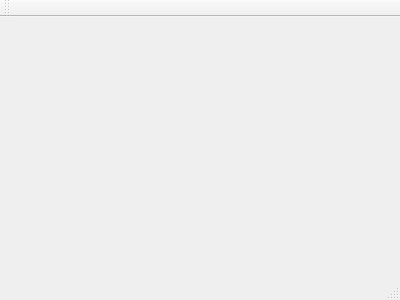
The window that mqt/MqtCluster/clustermainwindow.ui (zsteva/backup-minos2) describes before a commit, drawn with Qt 5.
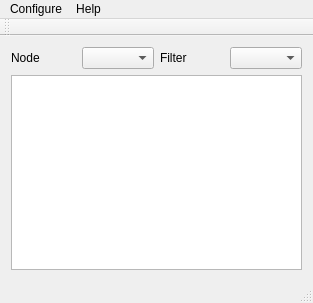
The same window after the commit.

What changed in the file:
```diff
--- a/mqt/MqtCluster/clustermainwindow.ui
+++ b/mqt/MqtCluster/clustermainwindow.ui
@@ -1,24 +1,85 @@
 <ui version="4.0">
  <class>ClusterMainWindow</class>
- <widget class="QMainWindow" name="ClusterMainWindow" >
-  <property name="geometry" >
+ <widget class="QMainWindow" name="ClusterMainWindow">
+  <property name="geometry">
    <rect>
     <x>0</x>
     <y>0</y>
-    <width>400</width>
-    <height>300</height>
+    <width>313</width>
+    <height>303</height>
    </rect>
   </property>
   <property name="windowTitle" >
    <string>ClusterMainWindow</string>
   </property>
-  <widget class="QMenuBar" name="menuBar" />
-  <widget class="QToolBar" name="mainToolBar" />
-  <widget class="QWidget" name="centralWidget" />
-  <widget class="QStatusBar" name="statusBar" />
+  <widget class="QWidget" name="centralWidget">
+   <layout class="QVBoxLayout" name="verticalLayout_2">
+    <item>
+     <layout class="QVBoxLayout" name="verticalLayout">
+      <item>
+       <layout class="QHBoxLayout" name="horizontalLayout">
+        <item>
+         <widget class="QLabel" name="label">
+          <property name="text">
+           <string>Node</string>
+          </property>
+         </widget>
+        </item>
+        <item>
+         <widget class="QComboBox" name="nodeSel"/>
+        </item>
+        <item>
+         <widget class="QLabel" name="label_2">
+          <property name="text">
+           <string>Filter</string>
+          </property>
+         </widget>
+        </item>
+        <item>
+         <widget class="QComboBox" name="filterSel"/>
+        </item>
+       </layout>
+      </item>
+      <item>
+       <widget class="QColumnView" name="columnView"/>
+      </item>
+     </layout>
+    </item>
+   </layout>
+  </widget>
+  <widget class="QMenuBar" name="menuBar">
+   <property name="geometry">
+    <rect>
+     <x>0</x>
+     <y>0</y>
+     <width>313</width>
+     <height>21</height>
+    </rect>
+   </property>
+   <widget class="QMenu" name="menuConfigure">
+    <property name="title">
+     <string>Configure</string>
+    </property>
+   </widget>
+   <widget class="QMenu" name="menuHelp">
+    <property name="title">
+     <string>Help</string>
+    </property>
+   </widget>
+   <addaction name="menuConfigure"/>
+   <addaction name="menuHelp"/>
+  </widget>
+  <widget class="QToolBar" name="mainToolBar">
+   <attribute name="toolBarArea">
+    <enum>TopToolBarArea</enum>
+   </attribute>
+   <attribute name="toolBarBreak">
+    <bool>false</bool>
+   </attribute>
+  </widget>
+  <widget class="QStatusBar" name="statusBar"/>
  </widget>
- <layoutDefault spacing="6" margin="11" />
- <pixmapfunction></pixmapfunction>
+ <layoutdefault spacing="6" margin="11"/>
  <resources/>
  <connections/>
 </ui>
```
Left out of the diff: 5 changed lines with no effect on the pictures.
